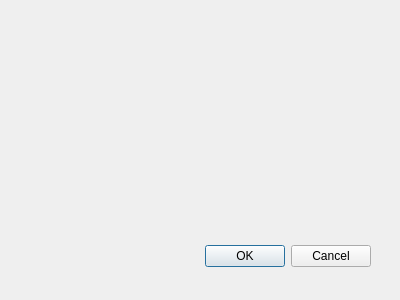
First picture: the form in options.ui, repository evroza/WinUpdateSwitch, before the edit.
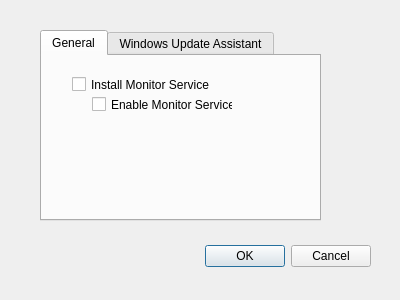
Second picture: the form after the edit.

Commit message: Options dialog exec code updated

Patch:
```diff
--- a/options.ui
+++ b/options.ui
@@ -31,6 +31,81 @@
     <set>QDialogButtonBox::Cancel|QDialogButtonBox::Ok</set>
    </property>
   </widget>
+  <widget class="QTabWidget" name="tabWidget">
+   <property name="geometry">
+    <rect>
+     <x>40</x>
+     <y>30</y>
+     <width>281</width>
+     <height>191</height>
+    </rect>
+   </property>
+   <property name="currentIndex">
+    <number>0</number>
+   </property>
+   <widget class="QWidget" name="general">
+    <attribute name="title">
+     <string>General</string>
+    </attribute>
+    <widget class="QCheckBox" name="checkBox">
+     <property name="geometry">
+      <rect>
+       <x>30</x>
+       <y>20</y>
+       <width>141</width>
+       <height>17</height>
+      </rect>
+     </property>
+     <property name="text">
+      <string>Install Monitor Service</string>
+     </property>
+    </widget>
+    <widget class="QCheckBox" name="checkBox_2">
+     <property name="geometry">
+      <rect>
+       <x>50</x>
+       <y>40</y>
+       <width>141</width>
+       <height>17</height>
+      </rect>
+     </property>
+     <property name="text">
+      <string>Enable Monitor Service</string>
+     </property>
+    </widget>
+   </widget>
+   <widget class="QWidget" name="winUpdateAssistant">
+    <attribute name="title">
+     <string>Windows Update Assistant</string>
+    </attribute>
+    <widget class="QRadioButton" name="radioButton">
+     <property name="geometry">
+      <rect>
+       <x>40</x>
+       <y>20</y>
+       <width>191</width>
+       <height>17</height>
+      </rect>
+     </property>
+     <property name="text">
+      <string>Disable Windows Update Assistant</string>
+     </property>
+    </widget>
+    <widget class="QRadioButton" name="radioButton_2">
+     <property name="geometry">
+      <rect>
+       <x>40</x>
+       <y>40</y>
+       <width>191</width>
+       <height>17</height>
+      </rect>
+     </property>
+     <property name="text">
+      <string>Uninstall Windows Update Assistant</string>
+     </property>
+    </widget>
+   </widget>
+  </widget>
  </widget>
  <pixmapfunction/>
  <resources/>
```
Left out of the diff: 9 changed lines with no effect on the pictures. The commit also changes 2 other files.
